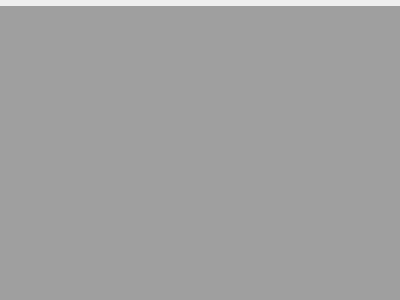
Qt form pwh_contrast/pwhcontrastmain.ui (yukuan1991/std-system) before a commit.
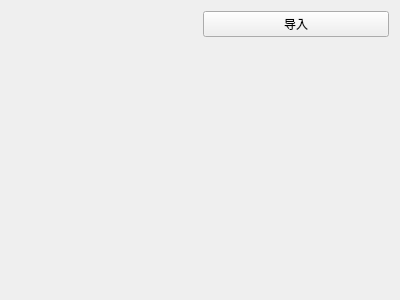
The same form after that commit. Custom widgets are drawn as their Qt base class.

Commit message: 修改了产品工时对比的布局

What changed in the file:
```diff
--- a/pwh_contrast/pwhcontrastmain.ui
+++ b/pwh_contrast/pwhcontrastmain.ui
@@ -14,28 +14,30 @@
    <string>PwhContrastMain</string>
   </property>
   <layout class="QHBoxLayout" name="horizontalLayout">
-   <property name="spacing">
-    <number>0</number>
-   </property>
-   <property name="leftMargin">
-    <number>0</number>
-   </property>
-   <property name="topMargin">
-    <number>0</number>
-   </property>
-   <property name="rightMargin">
-    <number>0</number>
-   </property>
-   <property name="bottomMargin">
-    <number>0</number>
-   </property>
+   <item>
+    <widget class="PwhContrast" name="contrastWidget" native="true"/>
+   </item>
    <item>
     <layout class="QVBoxLayout" name="verticalLayout">
      <item>
-      <widget class="PwhContrastRibbon" name="rib" native="true"/>
+      <widget class="QPushButton" name="buttonImport">
+       <property name="text">
+        <string>导入</string>
+       </property>
+      </widget>
      </item>
      <item>
-      <widget class="QMdiArea" name="mdi"/>
+      <spacer name="verticalSpacer">
+       <property name="orientation">
+        <enum>Qt::Vertical</enum>
+       </property>
+       <property name="sizeHint" stdset="0">
+        <size>
+         <width>20</width>
+         <height>40</height>
+        </size>
+       </property>
+      </spacer>
      </item>
     </layout>
    </item>
@@ -44,9 +46,9 @@
  <layoutdefault spacing="6" margin="11"/>
  <customwidgets>
   <customwidget>
-   <class>PwhContrastRibbon</class>
+   <class>PwhContrast</class>
    <extends>QWidget</extends>
-   <header>pwh_contrast/ribbon/PwhContrastRibbon.h</header>
+   <header>pwh_contrast/PwhContrast.h</header>
    <container>1</container>
   </customwidget>
  </customwidgets>
```
The commit also changes 2 other files.
